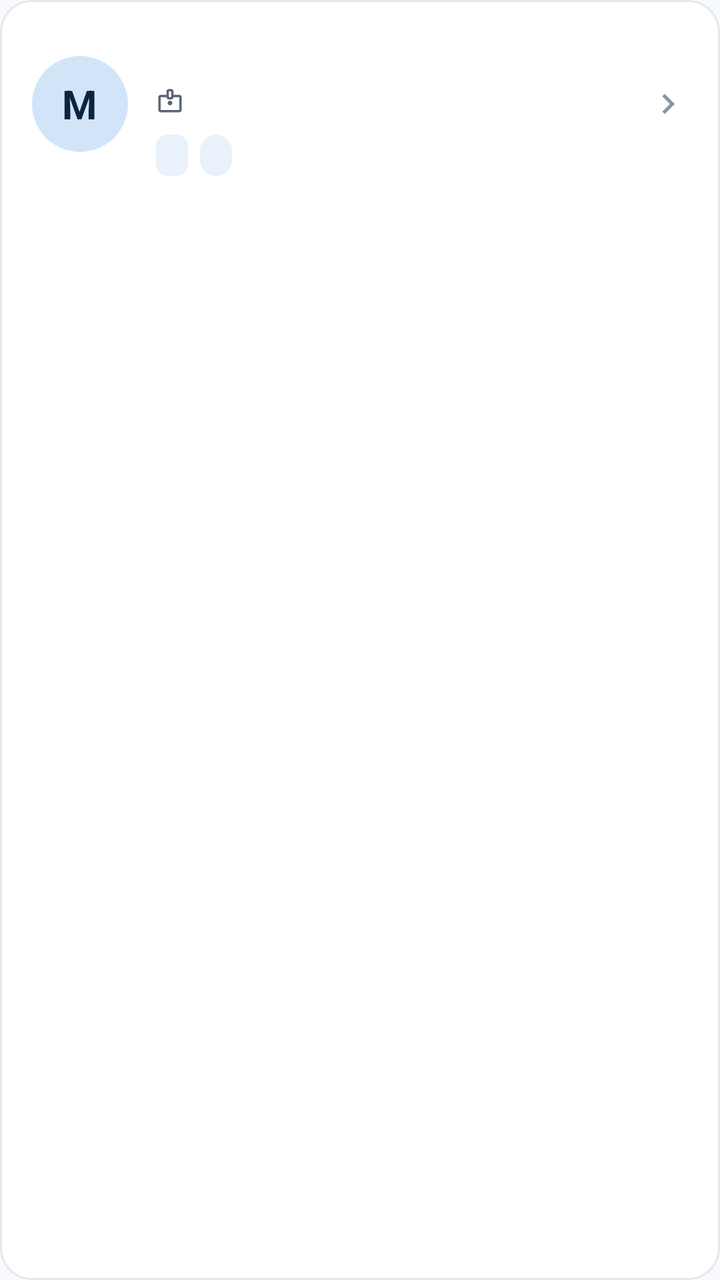
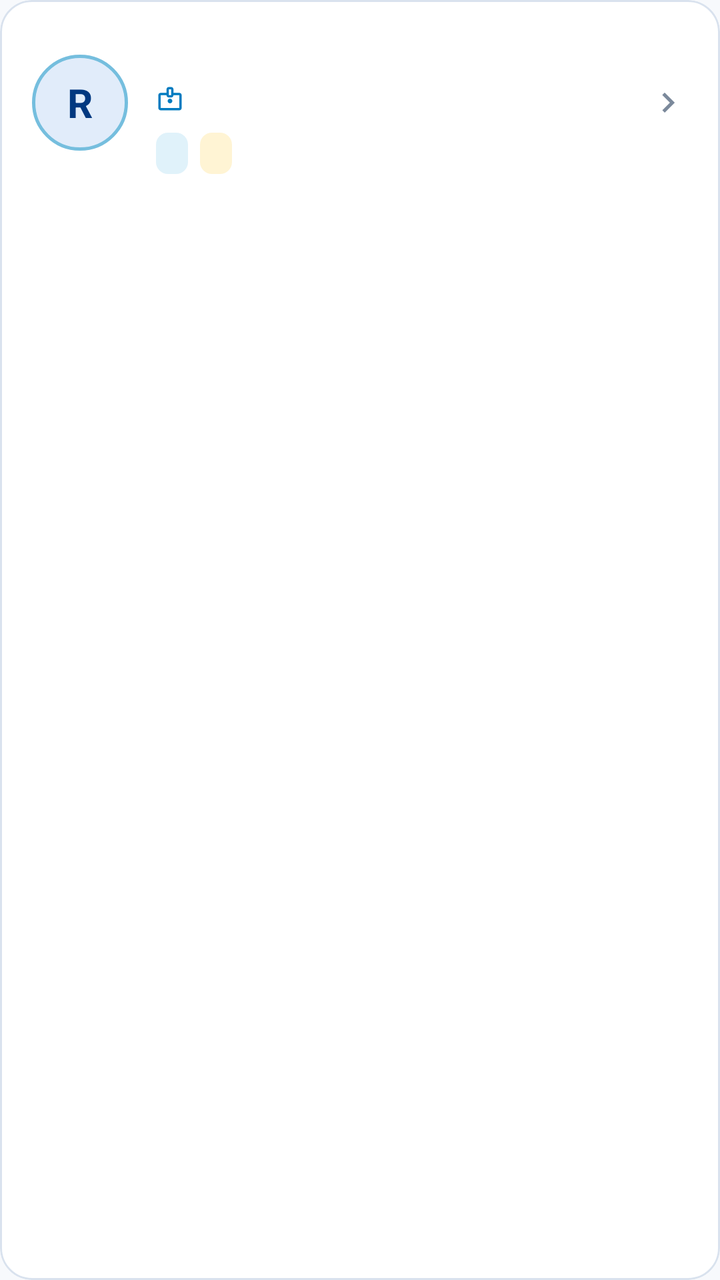

Two renders of the same Android screen: before a commit and after it. Below are the layout's source before the change and the commit's diff.
<!-- AndroidManifest.xml: application theme Theme.DiaryApp -->
<!-- res/layout/item_mahasiswa.xml -->
<?xml version="1.0" encoding="utf-8"?>
<com.google.android.material.card.MaterialCardView
    xmlns:android="http://schemas.android.com/apk/res/android"
    xmlns:app="http://schemas.android.com/apk/res-auto"
    android:layout_width="match_parent"
    android:layout_height="wrap_content"
    android:layout_marginHorizontal="16dp"
    android:layout_marginVertical="6dp"
    app:cardCornerRadius="16dp"
    app:cardElevation="0dp"
    app:strokeWidth="1dp"
    app:strokeColor="@color/outline_variant"
    app:cardBackgroundColor="@color/surface"
    android:clickable="true"
    android:focusable="true"
    android:foreground="?attr/selectableItemBackground">

    <LinearLayout
        android:layout_width="match_parent"
        android:layout_height="wrap_content"
        android:orientation="horizontal"
        android:gravity="center_vertical"
        android:padding="16dp">

        
        <FrameLayout
            android:layout_width="48dp"
            android:layout_height="48dp"
            android:background="@drawable/bg_avatar_circle">

            <TextView
                android:id="@+id/tv_avatar_initial"
                android:layout_width="wrap_content"
                android:layout_height="wrap_content"
                android:layout_gravity="center"
                android:text="M"
                android:textSize="20sp"
                android:textStyle="bold"
                android:textColor="@color/on_primary_container" />

        </FrameLayout>

        
        <LinearLayout
            android:layout_width="0dp"
            android:layout_height="wrap_content"
            android:layout_weight="1"
            android:layout_marginStart="14dp"
            android:orientation="vertical">

            
            <TextView
                android:id="@+id/tv_mhs_nama"
                android:layout_width="match_parent"
                android:layout_height="wrap_content"
                android:textSize="17sp"
                android:textStyle="bold"
                android:textColor="@color/text_primary"
                android:maxLines="1"
                android:ellipsize="end" />

            
            <LinearLayout
                android:layout_width="wrap_content"
                android:layout_height="wrap_content"
                android:orientation="horizontal"
                android:gravity="center_vertical"
                android:layout_marginTop="3dp">

                <ImageView
                    android:layout_width="14dp"
                    android:layout_height="14dp"
                    android:src="@drawable/ic_badge"
                    app:tint="@color/text_secondary"
                    android:contentDescription="@null" />

                <TextView
                    android:id="@+id/tv_mhs_nim"
                    android:layout_width="wrap_content"
                    android:layout_height="wrap_content"
                    android:layout_marginStart="4dp"
                    android:textSize="13sp"
                    android:textColor="@color/text_secondary" />

            </LinearLayout>

            
            <LinearLayout
                android:layout_width="wrap_content"
                android:layout_height="wrap_content"
                android:orientation="horizontal"
                android:gravity="center_vertical"
                android:layout_marginTop="8dp">

                
                <TextView
                    android:id="@+id/tv_mhs_jurusan"
                    android:layout_width="wrap_content"
                    android:layout_height="wrap_content"
                    android:background="@drawable/bg_chip_jurusan"
                    android:paddingHorizontal="8dp"
                    android:paddingVertical="3dp"
                    android:textSize="11sp"
                    android:textStyle="bold"
                    android:textColor="@color/badge_text"
                    android:maxLines="1"
                    android:ellipsize="end" />

                
                <TextView
                    android:id="@+id/tv_mhs_angkatan"
                    android:layout_width="wrap_content"
                    android:layout_height="wrap_content"
                    android:layout_marginStart="6dp"
                    android:background="@drawable/bg_badge_date"
                    android:paddingHorizontal="8dp"
                    android:paddingVertical="3dp"
                    android:textSize="11sp"
                    android:textStyle="bold"
                    android:textColor="@color/badge_text" />

            </LinearLayout>

        </LinearLayout>

        
        <ImageView
            android:layout_width="20dp"
            android:layout_height="20dp"
            android:src="@drawable/ic_chevron_right"
            android:contentDescription="@null" />

    </LinearLayout>

</com.google.android.material.card.MaterialCardView>
<!-- resources referenced by this layout -->
<resources>
  <color name="badge_text">#1F507E</color>
  <color name="on_primary_container">#0A2540</color>
  <color name="outline_variant">#E2E8F0</color>
  <color name="surface">#FFFFFF</color>
  <color name="text_primary">#141E28</color>
  <color name="text_secondary">#5A6472</color>
  <!-- drawable bg_avatar_circle (drawable) -->
  <shape xmlns:android="http://schemas.android.com/apk/res/android"
      android:shape="oval">
      <solid android:color="@color/primary_container" />
  </shape>
  <!-- drawable bg_badge_date (drawable) -->
  <?xml version="1.0" encoding="utf-8"?>
  <shape xmlns:android="http://schemas.android.com/apk/res/android"
      android:shape="rectangle">
      <corners android:radius="8dp" />
      <solid android:color="@color/badge_bg" />
  </shape>
  <!-- drawable bg_chip_jurusan (drawable) -->
  <shape xmlns:android="http://schemas.android.com/apk/res/android"
      android:shape="rectangle">
      <solid android:color="@color/badge_bg" />
      <corners android:radius="6dp" />
  </shape>
  <!-- drawable ic_chevron_right (drawable) -->
  <vector xmlns:android="http://schemas.android.com/apk/res/android"
      android:width="24dp"
      android:height="24dp"
      android:viewportWidth="24"
      android:viewportHeight="24">
      <path
          android:fillColor="@color/text_tertiary"
          android:pathData="M10,6L8.59,7.41 13.17,12l-4.58,4.59L10,18l6,-6z"/>
  </vector>
  <style name="Theme.DiaryApp" parent="Theme.Material3.Light.NoActionBar">
          <item name="colorPrimary">@color/primary</item>
          <item name="colorOnPrimary">@color/on_primary</item>
          <item name="colorPrimaryContainer">@color/primary_container</item>
          <item name="colorOnPrimaryContainer">@color/on_primary_container</item>
          <item name="colorSecondary">@color/secondary</item>
          <item name="colorOnSecondary">@color/white</item>
          <item name="colorSecondaryContainer">@color/secondary_container</item>
          <item name="colorOnSecondaryContainer">@color/on_secondary_container</item>
          <item name="colorSurface">@color/surface</item>
          <item name="colorOnSurface">@color/text_primary</item>
          <item name="colorSurfaceVariant">@color/surface_container</item>
          <item name="colorOnSurfaceVariant">@color/text_secondary</item>
          <item name="android:statusBarColor">@color/surface</item>
          <item name="android:windowLightStatusBar" tools:targetApi="m">true</item>
          <item name="android:windowBackground">@color/surface_container_low</item>
      </style>
  <color name="primary_container">#D2E4F8</color>
  <color name="badge_bg">#E9F1FA</color>
  <color name="primary">#254E70</color>
  <color name="text_tertiary">#8A94A4</color>
  <color name="on_primary">#FFFFFF</color>
  <color name="secondary">#526070</color>
  <color name="white">#FFFFFF</color>
  <color name="secondary_container">#DCE5F0</color>
  <color name="on_secondary_container">#0F1D2A</color>
  <color name="surface_container">#F3F6FA</color>
  <color name="surface_container_low">#F8FAFC</color>
  <!-- unchanged entries left out for length: 1 -->
</resources>

<!-- the commit's change to res/layout/item_mahasiswa.xml (unified diff, before → after) -->
@@ -33,10 +33,10 @@
                 android:layout_width="wrap_content"
                 android:layout_height="wrap_content"
                 android:layout_gravity="center"
-                android:text="M"
+                android:text="R"
                 android:textSize="20sp"
                 android:textStyle="bold"
-                android:textColor="@color/on_primary_container" />
+                android:textColor="@color/primary" />
 
         </FrameLayout>
 
@@ -53,7 +53,7 @@
                 android:id="@+id/tv_mhs_nama"
                 android:layout_width="match_parent"
                 android:layout_height="wrap_content"
-                android:textSize="17sp"
+                android:textSize="16sp"
                 android:textStyle="bold"
                 android:textColor="@color/text_primary"
                 android:maxLines="1"
@@ -71,16 +71,17 @@
                     android:layout_width="14dp"
                     android:layout_height="14dp"
                     android:src="@drawable/ic_badge"
-                    app:tint="@color/text_secondary"
+                    app:tint="@color/secondary"
                     android:contentDescription="@null" />
 
                 <TextView
                     android:id="@+id/tv_mhs_nim"
                     android:layout_width="wrap_content"
                     android:layout_height="wrap_content"
-                    android:layout_marginStart="4dp"
+                    android:layout_marginStart="5dp"
                     android:textSize="13sp"
-                    android:textColor="@color/text_secondary" />
+                    android:textColor="@color/text_secondary"
+                    android:fontFamily="monospace" />
 
             </LinearLayout>
 
@@ -102,7 +103,7 @@
                     android:paddingVertical="3dp"
                     android:textSize="11sp"
                     android:textStyle="bold"
-                    android:textColor="@color/badge_text"
+                    android:textColor="@color/badge_jurusan_text"
                     android:maxLines="1"
                     android:ellipsize="end" />
 
@@ -112,12 +113,12 @@
                     android:layout_width="wrap_content"
                     android:layout_height="wrap_content"
                     android:layout_marginStart="6dp"
-                    android:background="@drawable/bg_badge_date"
+                    android:background="@drawable/bg_chip_angkatan"
                     android:paddingHorizontal="8dp"
                     android:paddingVertical="3dp"
                     android:textSize="11sp"
                     android:textStyle="bold"
-                    android:textColor="@color/badge_text" />
+                    android:textColor="@color/badge_angkatan_text" />
 
             </LinearLayout>
 
@@ -128,6 +129,7 @@
             android:layout_width="20dp"
             android:layout_height="20dp"
             android:src="@drawable/ic_chevron_right"
+            app:tint="@color/text_tertiary"
             android:contentDescription="@null" />
 
     </LinearLayout>
<!-- resource entries referenced after the edit -->
@@ -1,27 +1,33 @@
 <!-- resources referenced by this layout -->
 <resources>
-  <color name="badge_text">#1F507E</color>
-  <color name="on_primary_container">#0A2540</color>
-  <color name="outline_variant">#E2E8F0</color>
+  <color name="badge_angkatan_text">#785300</color>
+  <color name="badge_jurusan_text">#005B8F</color>
+  <color name="on_primary_container">#001C42</color>
+  <color name="outline_variant">#D9E2EE</color>
   <color name="surface">#FFFFFF</color>
-  <color name="text_primary">#141E28</color>
-  <color name="text_secondary">#5A6472</color>
+  <color name="text_primary">#0E1B2C</color>
+  <color name="text_secondary">#475569</color>
   <!-- drawable bg_avatar_circle (drawable) -->
+  <?xml version="1.0" encoding="utf-8"?>
   <shape xmlns:android="http://schemas.android.com/apk/res/android"
       android:shape="oval">
       <solid android:color="@color/primary_container" />
+      <stroke
+          android:width="1.5dp"
+          android:color="@color/its_biru_muda_lambang" />
   </shape>
-  <!-- drawable bg_badge_date (drawable) -->
+  <!-- drawable bg_chip_angkatan (drawable) -->
   <?xml version="1.0" encoding="utf-8"?>
   <shape xmlns:android="http://schemas.android.com/apk/res/android"
       android:shape="rectangle">
-      <corners android:radius="8dp" />
-      <solid android:color="@color/badge_bg" />
+      <solid android:color="@color/badge_angkatan_bg" />
+      <corners android:radius="6dp" />
   </shape>
   <!-- drawable bg_chip_jurusan (drawable) -->
+  <?xml version="1.0" encoding="utf-8"?>
   <shape xmlns:android="http://schemas.android.com/apk/res/android"
       android:shape="rectangle">
-      <solid android:color="@color/badge_bg" />
+      <solid android:color="@color/badge_jurusan_bg" />
       <corners android:radius="6dp" />
   </shape>
   <!-- drawable ic_chevron_right (drawable) -->
@@ -43,6 +49,10 @@
           <item name="colorOnSecondary">@color/white</item>
           <item name="colorSecondaryContainer">@color/secondary_container</item>
           <item name="colorOnSecondaryContainer">@color/on_secondary_container</item>
+          <item name="colorTertiary">@color/tertiary</item>
+          <item name="colorOnTertiary">@color/on_tertiary</item>
+          <item name="colorTertiaryContainer">@color/tertiary_container</item>
+          <item name="colorOnTertiaryContainer">@color/on_tertiary_container</item>
           <item name="colorSurface">@color/surface</item>
           <item name="colorOnSurface">@color/text_primary</item>
           <item name="colorSurfaceVariant">@color/surface_container</item>
@@ -51,17 +61,23 @@
           <item name="android:windowLightStatusBar" tools:targetApi="m">true</item>
           <item name="android:windowBackground">@color/surface_container_low</item>
       </style>
-  <color name="primary_container">#D2E4F8</color>
-  <color name="badge_bg">#E9F1FA</color>
-  <color name="primary">#254E70</color>
-  <color name="text_tertiary">#8A94A4</color>
+  <color name="primary_container">#E1ECFA</color>
+  <color name="its_biru_muda_lambang">#75BEDE</color>
+  <color name="badge_angkatan_bg">#FFF4D4</color>
+  <color name="badge_jurusan_bg">#E0F2FA</color>
+  <color name="primary">#013880</color>
+  <color name="text_tertiary">#7B899B</color>
   <color name="on_primary">#FFFFFF</color>
-  <color name="secondary">#526070</color>
+  <color name="secondary">#007BC0</color>
   <color name="white">#FFFFFF</color>
-  <color name="secondary_container">#DCE5F0</color>
-  <color name="on_secondary_container">#0F1D2A</color>
-  <color name="surface_container">#F3F6FA</color>
-  <color name="surface_container_low">#F8FAFC</color>
+  <color name="secondary_container">#DEF2FC</color>
+  <color name="on_secondary_container">#003857</color>
+  <color name="tertiary">#FFBD07</color>
+  <color name="on_tertiary">#352600</color>
+  <color name="tertiary_container">#FFF0C2</color>
+  <color name="on_tertiary_container">#523B00</color>
+  <color name="surface_container">#EFF3F9</color>
+  <color name="surface_container_low">#F7F9FC</color>
   <!-- unchanged entries left out for length: 1 -->
 </resources>
 
